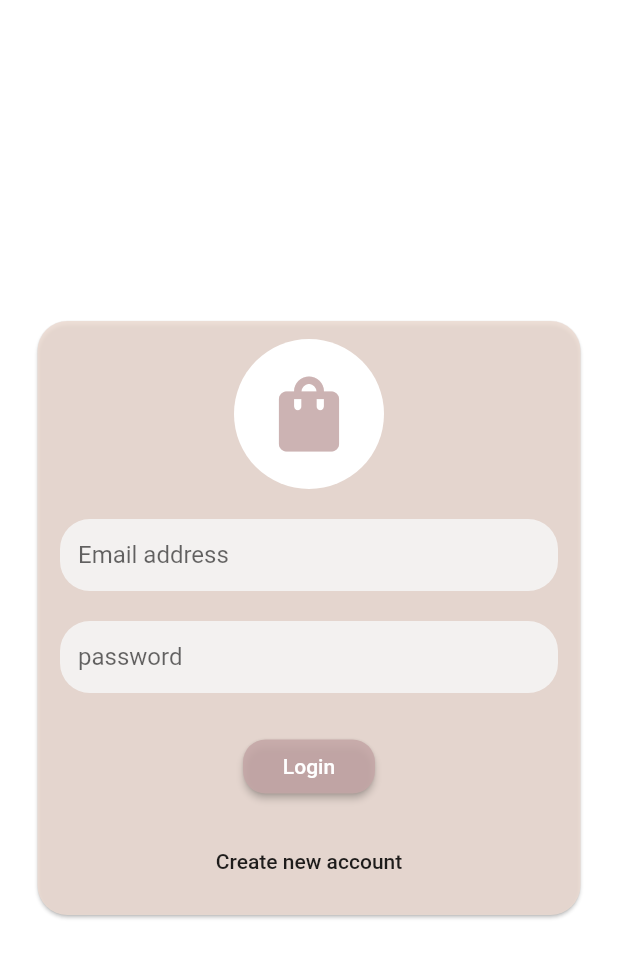
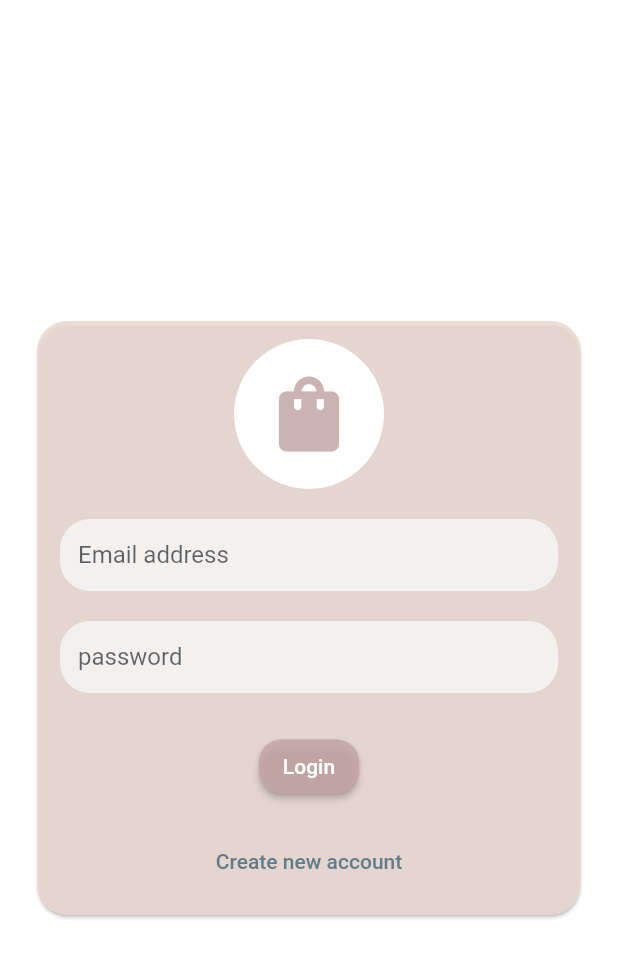
Before and after one commit to ishugadenis/EMAX-Online-shop, a Flutter app: the screen it shows after launch, on a phone screen of 412 x 824 dp. Shown: the top 958 px of the screen. Run offline on Flutter 3.47's test engine with Material 2 defaults, Android fonts, the light colour scheme and no system bars.

Commit message:
wokflow changes

```diff
--- a/lib/widgets/auth_form.dart
+++ b/lib/widgets/auth_form.dart
@@ -1,4 +1,4 @@
-// ignore_for_file: deprecated_member_use
+
 
 import 'package:flutter/material.dart';
 import '../shared/consts.dart';
@@ -69,29 +69,54 @@ class _AuthFormState extends State<AuthForm> {
                   const SizedBox(
                     height: 15,
                   ),
-                  RaisedButton(
-                    onPressed: () {
-                      Navigator.of(context)
-                          .pushNamed(ProductsScreeen.routeName);
+                  ElevatedButton(
+                    style: ElevatedButton.styleFrom(
+                      primary: iconbtn_color,
+                      onPrimary: Colors.white,
+                      shape:  RoundedRectangleBorder(
+                        borderRadius: BorderRadius.circular(15))
+                    ),
+                    onPressed: (){
+                       Navigator.of(context)
+                         .pushNamed(ProductsScreeen.routeName);
                     },
-                    shape: RoundedRectangleBorder(
-                        borderRadius: BorderRadius.circular(15)),
-                    color: iconbtn_color,
                     child: Text(isLogin ? 'Login' : 'Register',
-                        style: const TextStyle(color: Colors.white)),
+                    )
+
                   ),
+                  // RaisedButton(
+                  //   onPressed: () {
+                  //     Navigator.of(context)
+                  //         .pushNamed(ProductsScreeen.routeName);
+                  //   },
+                  //   shape: RoundedRectangleBorder(
+                  //       borderRadius: BorderRadius.circular(15)),
+                  //   color: iconbtn_color,
+                  //   child: Text(isLogin ? 'Login' : 'Register',
+                  //       style: const TextStyle(color: Colors.white)),
+                  // ),
                   const SizedBox(
                     height: 15,
                   ),
-                  FlatButton(
-                      onPressed: () {
-                        setState(() {
+                  TextButton(
+                     onPressed: (){
+                       setState(() {
                           isLogin = !isLogin;
                         });
-                      },
-                      child: Text(isLogin
+                     },
+                     child:Text(isLogin
                           ? 'Create new account'
-                          : 'Already have an account ?'))
+                          : 'Already have an account ?'),
+                  ),
+                  // FlatButton(
+                  //     onPressed: () {
+                  //       setState(() {
+                  //         isLogin = !isLogin;
+                  //       });
+                  //     },
+                  //     child: Text(isLogin
+                  //         'Create new account'
+                  //         : 'Already have an account ?'))
                 ]),
               ),
             ),
```
